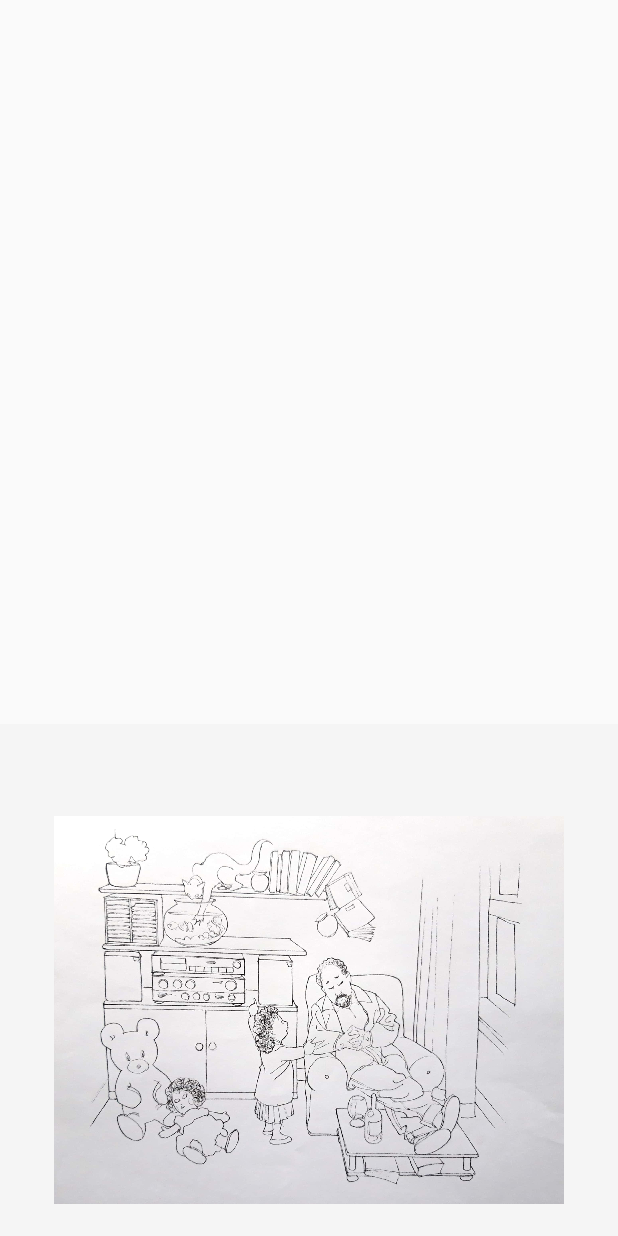
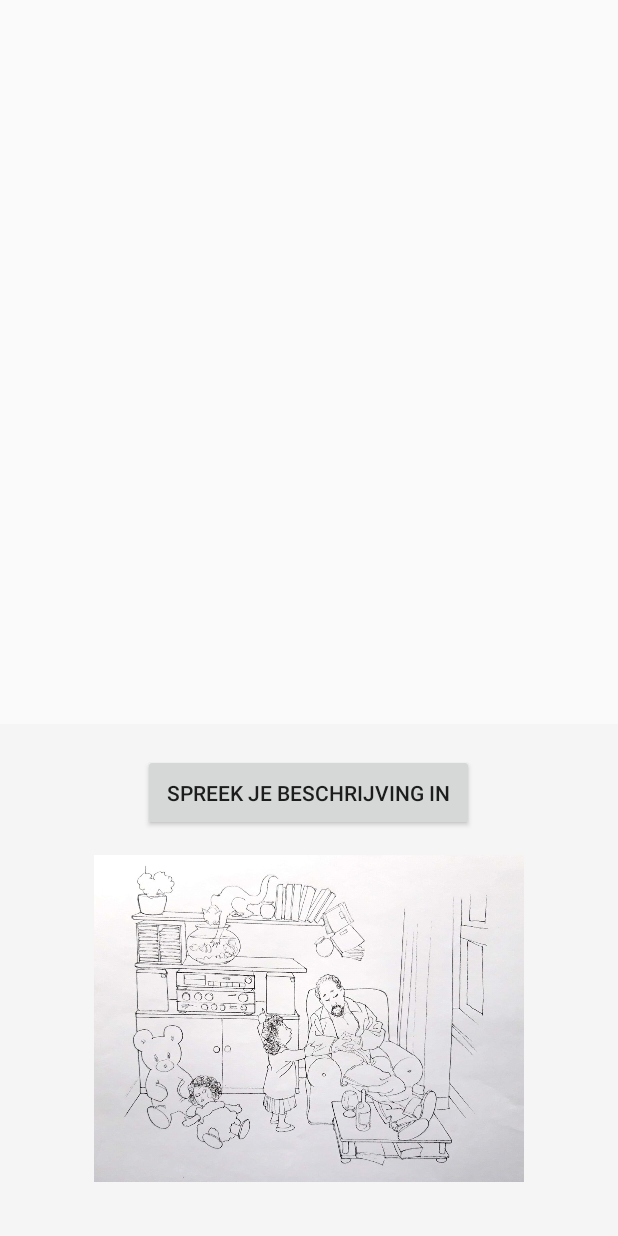
Before and after one commit to WouterDeLaet/Logopedie_2_Andreas_Aerts_Wouter_De_Laet, an Android app: the screen it shows after launch (MainActivity), on a phone screen of 412 x 824 dp. Run offline under Robolectric (Android 15) with nearby library versions, the phone set to English and light mode, and no system bars.

Commit message:
Change lay-out

```diff
--- a/app/src/main/java/be/thomasmore/logopedie_2_andreas_aerst_wouter_de_laet/MainActivity.java
+++ b/app/src/main/java/be/thomasmore/logopedie_2_andreas_aerst_wouter_de_laet/MainActivity.java
@@ -11,7 +11,10 @@ import android.support.v7.widget.Toolbar;
 import android.view.View;
 import android.view.Menu;
 import android.view.MenuItem;
+import android.widget.Button;
 import android.widget.ImageButton;
+import android.widget.ImageView;
+import android.widget.LinearLayout;
 import android.widget.TextView;
 
 import java.util.ArrayList;
@@ -21,7 +24,9 @@ public class MainActivity extends AppCompatActivity {
 
     private static final int REQ_CODE_SPEECH_INPUT = 100;
     private TextView mVoiceInputTv;
-    private ImageButton mSpeakBtn;
+    private Button mSpeakBtn;
+    private ImageView imageView;
+    private boolean isImageFitToScreen;
     private String woordenLijst[] =
             {
                     "Boeken",
@@ -64,12 +69,28 @@ public class MainActivity extends AppCompatActivity {
         setContentView(R.layout.activity_main);
 
         mVoiceInputTv = (TextView) findViewById(R.id.voiceInput);
-        mSpeakBtn = (ImageButton) findViewById(R.id.btnSpeak);
+        mSpeakBtn = (Button) findViewById(R.id.btnSpeak);
         mSpeakBtn.setOnClickListener(new View.OnClickListener() {
 
             @Override
             public void onClick(View v) {
                 startVoiceInput();
+            }
+        });
+        imageView = (ImageView) findViewById(R.id.situatieplaat);
+
+        imageView.setOnClickListener(new View.OnClickListener() {
+            @Override
+            public void onClick(View v) {
+                if(isImageFitToScreen) {
+                    isImageFitToScreen=false;
+                    imageView.setLayoutParams(new LinearLayout.LayoutParams(LinearLayout.LayoutParams.WRAP_CONTENT, LinearLayout.LayoutParams.WRAP_CONTENT));
+                    imageView.setAdjustViewBounds(true);
+                }else{
+                    isImageFitToScreen=true;
+                    imageView.setLayoutParams(new LinearLayout.LayoutParams(LinearLayout.LayoutParams.MATCH_PARENT, LinearLayout.LayoutParams.MATCH_PARENT));
+                    imageView.setScaleType(ImageView.ScaleType.FIT_XY);
+                }
             }
         });
     }
--- a/app/src/main/res/layout/activity_main.xml
+++ b/app/src/main/res/layout/activity_main.xml
@@ -32,13 +32,23 @@
         android:orientation="vertical"
         android:padding="20dp">
 
-        <ImageButton
+        <Button
             android:id="@+id/btnSpeak"
             android:layout_width="wrap_content"
-            android:layout_height="341dp"
+            android:layout_height="wrap_content"
+            android:text="Spreek je beschrijving in"
+            android:padding="16dp"
+            android:scaleType="fitCenter"
+            />
+
+        <ImageView
+            android:id="@+id/situatieplaat"
+            android:layout_width="wrap_content"
+            android:layout_height="wrap_content"
             android:background="@null"
             android:padding="16dp"
             android:scaleType="fitCenter"
+            android:adjustViewBounds="true"
             android:src="@drawable/situatieplaat" />
 
         <TextView
```
Also changed, not shown: app/src/main/res/drawable/situatieplaat.png.
